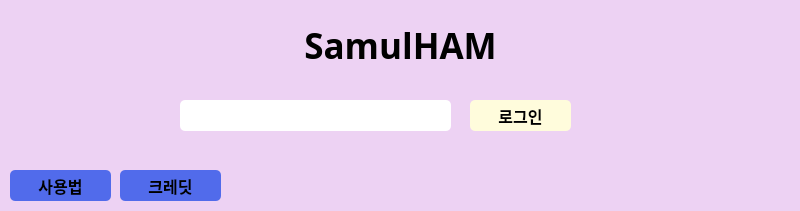
Before: the Qt Designer form assets/ui/login.ui in unknownbox-collab/------, drawn with Qt 5.
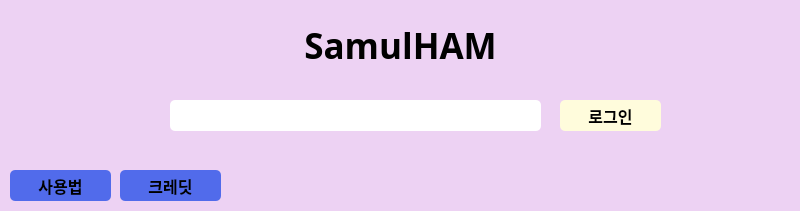
After: the same form once the commit is applied.

Diff of the .ui file:
```diff
--- a/assets/ui/login.ui
+++ b/assets/ui/login.ui
@@ -50,7 +50,7 @@
   <widget class="QPushButton" name="loginBtn">
    <property name="geometry">
     <rect>
-     <x>470</x>
+     <x>560</x>
      <y>100</y>
      <width>101</width>
      <height>31</height>
@@ -75,9 +75,9 @@
   <widget class="QLineEdit" name="numberInput">
    <property name="geometry">
     <rect>
-     <x>180</x>
+     <x>170</x>
      <y>100</y>
-     <width>271</width>
+     <width>371</width>
      <height>31</height>
     </rect>
    </property>
```
